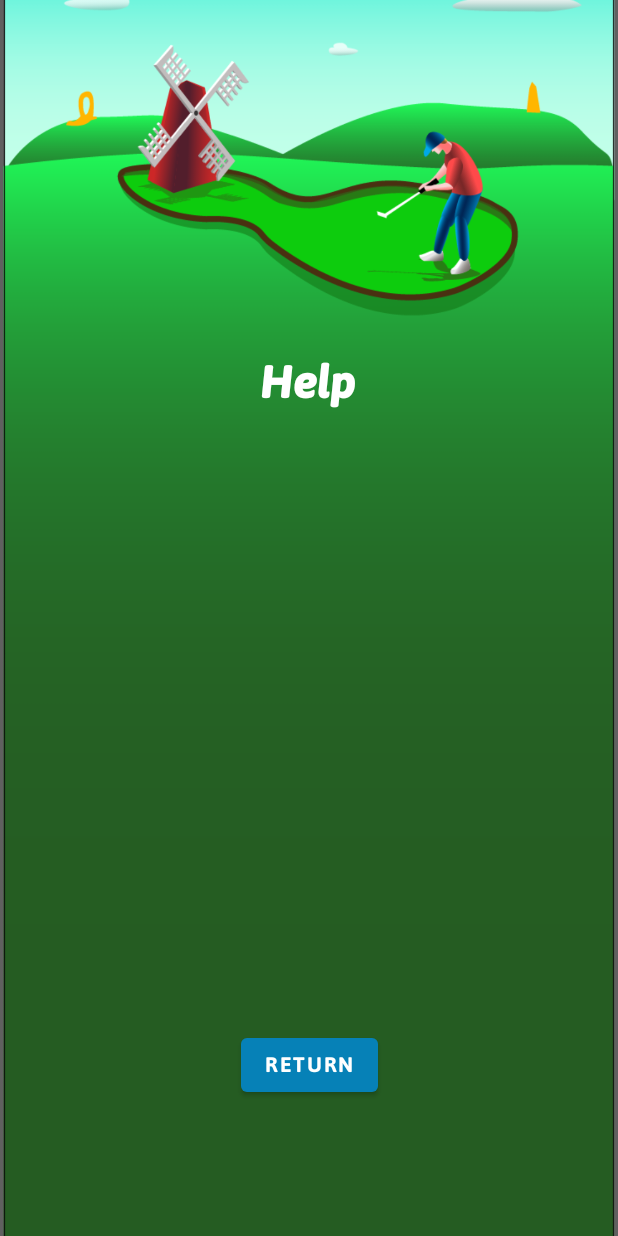
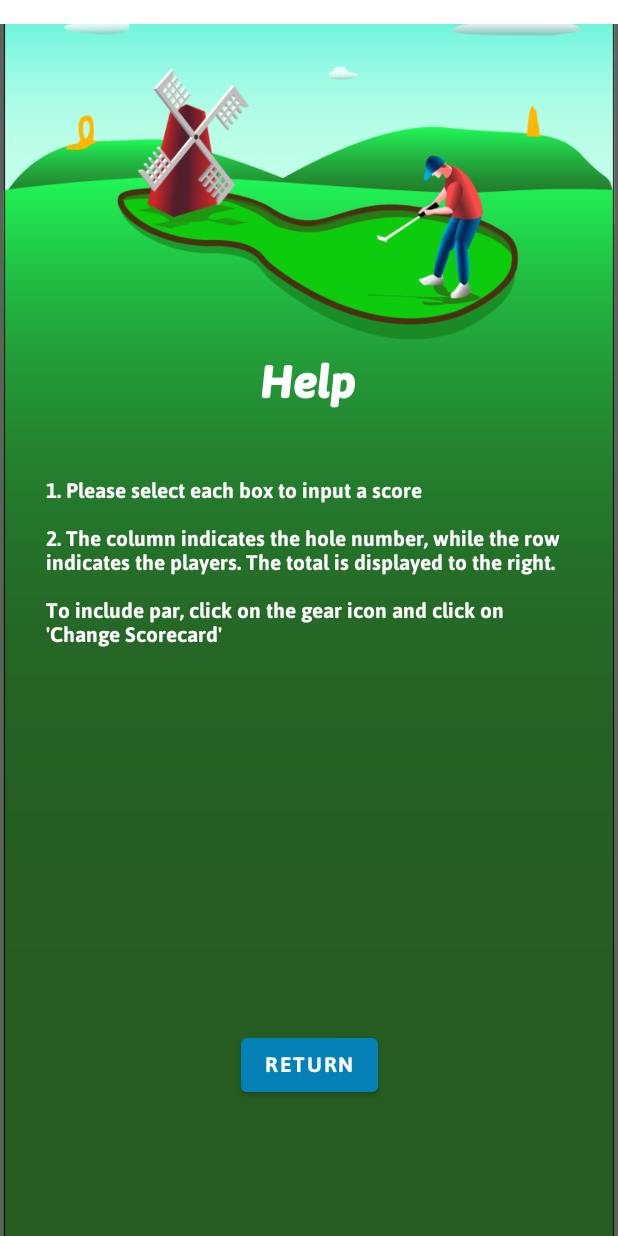
Before and after one commit to mcneerta/MiniGolfApp, an Android app: the Help screen opened directly, with no data from a screen before it, on a phone screen of 412 x 824 dp. Run offline under Robolectric (Android 15) with nearby library versions, the phone set to English and light mode, and no system bars.

Commit message:
Began adding text to Help page

```diff
--- a/app/src/main/java/com/cspals/minigolfapp/Help.java
+++ b/app/src/main/java/com/cspals/minigolfapp/Help.java
@@ -5,6 +5,7 @@ import androidx.appcompat.app.AppCompatActivity;
 import android.content.Intent;
 import android.os.Bundle;
 import android.view.View;
+import android.widget.TextView;
 
 public class Help extends AppCompatActivity {
 
@@ -12,6 +13,8 @@ public class Help extends AppCompatActivity {
     protected void onCreate(Bundle savedInstanceState) {
         super.onCreate(savedInstanceState);
         setContentView(R.layout.activity_help);
+        TextView helpText = findViewById(R.id.textHelp);
+        helpText.setText("1. Please select each box to input a score\n\n2. The column indicates the hole number, while the row indicates the players. The total is displayed to the right.\n\nTo include par, click on the gear icon and click on 'Change Scorecard'");
     }
 
     public void returnClick(View v) {
--- a/app/src/main/res/layout/activity_help.xml
+++ b/app/src/main/res/layout/activity_help.xml
@@ -10,9 +10,11 @@
         android:id="@+id/imageView"
         android:layout_width="wrap_content"
         android:layout_height="wrap_content"
+        android:layout_marginTop="16dp"
         android:scaleType="centerCrop"
         android:src="?attr/background"
         app:layout_constraintEnd_toEndOf="parent"
+        app:layout_constraintHorizontal_bias="1.0"
         app:layout_constraintStart_toStartOf="parent"
         app:layout_constraintTop_toTopOf="parent" />
 
@@ -43,4 +45,17 @@
         app:layout_constraintEnd_toEndOf="parent"
         app:layout_constraintStart_toStartOf="parent" />
 
+    <TextView
+        android:id="@+id/textHelp"
+        android:layout_width="350dp"
+        android:layout_height="320dp"
+        android:text="TextView"
+        app:layout_constraintBottom_toBottomOf="@+id/imageView"
+        app:layout_constraintEnd_toEndOf="parent"
+        app:layout_constraintHorizontal_bias="0.491"
+        app:layout_constraintStart_toStartOf="parent"
+        app:layout_constraintTop_toTopOf="parent"
+        app:layout_constraintVertical_bias="0.613"
+        tools:ignore="TextViewEdits" />
+
 </androidx.constraintlayout.widget.ConstraintLayout>
```
